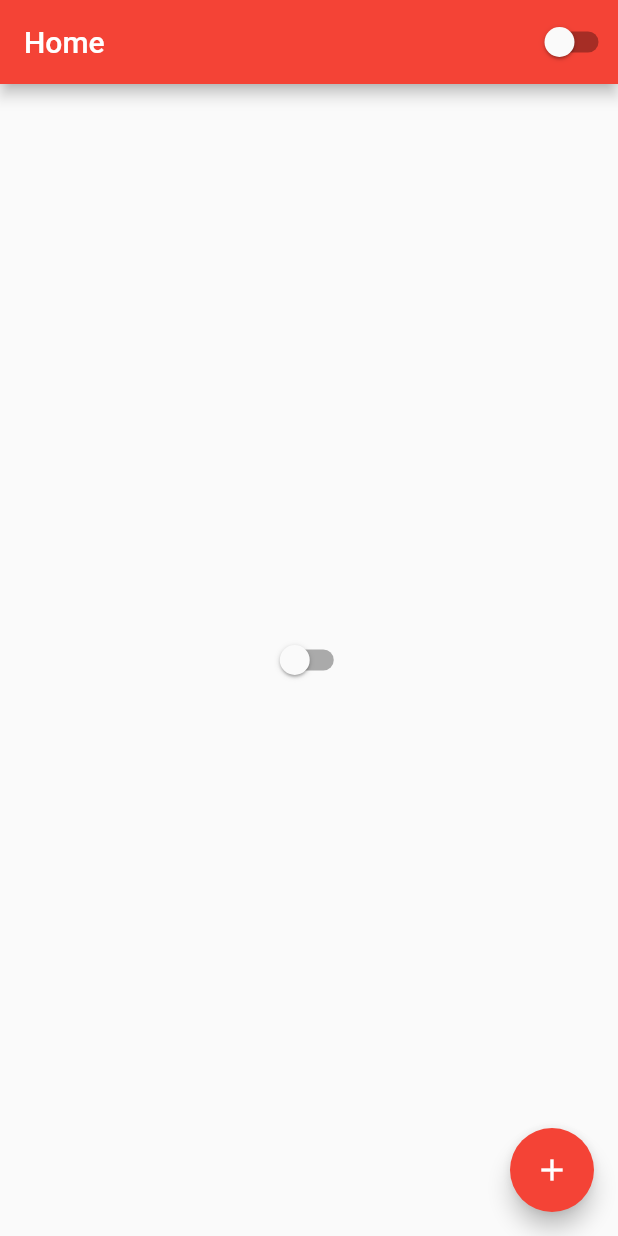
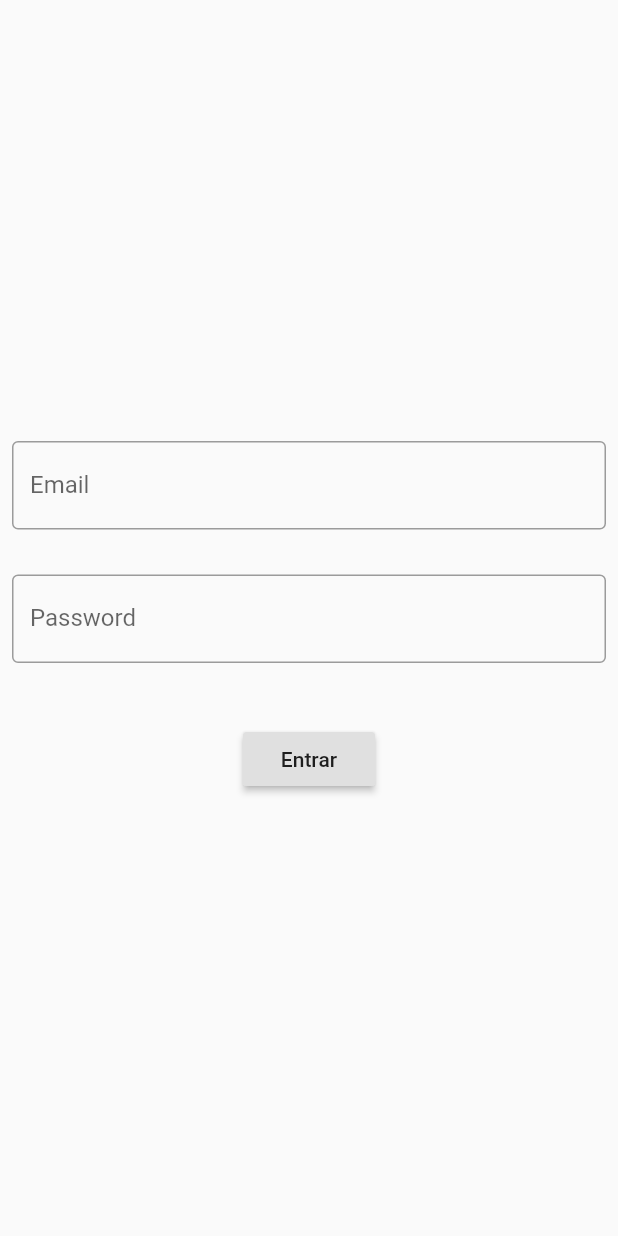
Before and after one commit to LucasVicenti12/Estudo-de-Dart-com-Flutter, a Flutter app: the screen it shows after launch, on a phone screen of 412 x 824 dp. Run offline on Flutter 3.47's test engine with Material 2 defaults, Android fonts, the phone set to English and light mode, and no system bars.

```diff
--- a/lib/AppWidget.dart
+++ b/lib/AppWidget.dart
@@ -1,6 +1,7 @@
 import 'package:flutter/cupertino.dart';
 import 'package:flutter/material.dart';
 import 'package:ola_mundo/app_controller.dart';
+import 'package:ola_mundo/login_page.dart';
 import 'home_page.dart';
 
 class AppWidget extends StatelessWidget{
@@ -15,7 +16,11 @@ class AppWidget extends StatelessWidget{
         primarySwatch: Colors.red,
         brightness: AppController.instance.isDarkTheme ? Brightness.dark : Brightness.light,
       ),
-      home: HomePage(),
+      initialRoute: '/',
+      routes: {
+        '/':(context) => LoginPage(),
+        '/home':(context) => HomePage(),
+      },
     );
     },);
   }
--- /dev/null
+++ b/lib/login_page.dart
@@ -0,0 +1,70 @@
+import 'package:flutter/src/foundation/key.dart';
+import 'package:flutter/src/widgets/framework.dart';
+import 'package:flutter/material.dart';
+import 'package:ola_mundo/home_page.dart';
+
+class LoginPage extends StatefulWidget {
+  const LoginPage({Key? key}) : super(key: key);
+
+  @override
+  State<LoginPage> createState() => _LoginPageState();
+}
+
+class _LoginPageState extends State<LoginPage> {
+
+  String email = '';
+  String password = '';
+
+  @override
+  Widget build(BuildContext context) {
+    return Material(
+      child: SingleChildScrollView(
+        child: SizedBox(
+          width: MediaQuery.of(context).size.width,
+          height: MediaQuery.of(context).size.height,
+          child: Padding(
+            padding: const EdgeInsets.all(8.0),
+            child: Column(
+            mainAxisAlignment: MainAxisAlignment.center,
+            children: [
+              TextField(
+                onChanged: (text) {
+                  email = text;
+                  print(email);
+                },
+                keyboardType: TextInputType.emailAddress,
+                decoration: InputDecoration(
+                  labelText: 'Email',
+                  border: OutlineInputBorder(),
+                ),
+              ),
+              SizedBox(height: 30,),
+              TextField(
+                onChanged: (text) {
+                  password = text;
+                  print(password);
+                },
+                obscureText: true,
+                decoration: InputDecoration(
+                  labelText: 'Password',
+                  border: OutlineInputBorder(),
+                ),
+              ),
+              SizedBox(height: 40,),
+              RaisedButton(onPressed: () {
+                if(email == 'lucasvicenti@gmail.com' && password == '123'){
+                  Navigator.of(context).pushReplacementNamed('/home');
+                }else{
+                  print('Login invalido');
+                }
+              },
+              child: Text('Entrar'),
+              ),
+            ],
+          ),
+          ),
+        ),
+      ),
+    );
+  }
+}
```
Also changed, not shown: lib/home_page.dart (+27 -2 lines).
